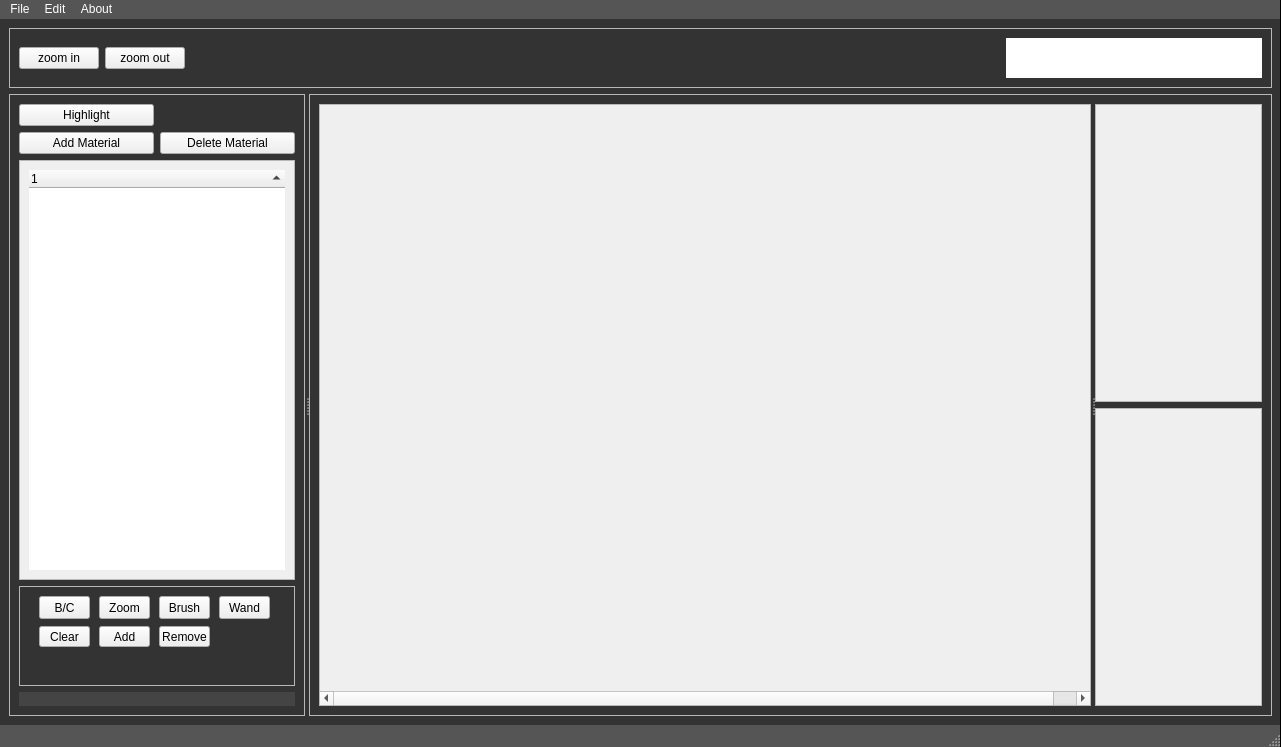
HaukeBartsch/ImageSegmentationEditor, file source/mainwindow.ui: the form before one commit.
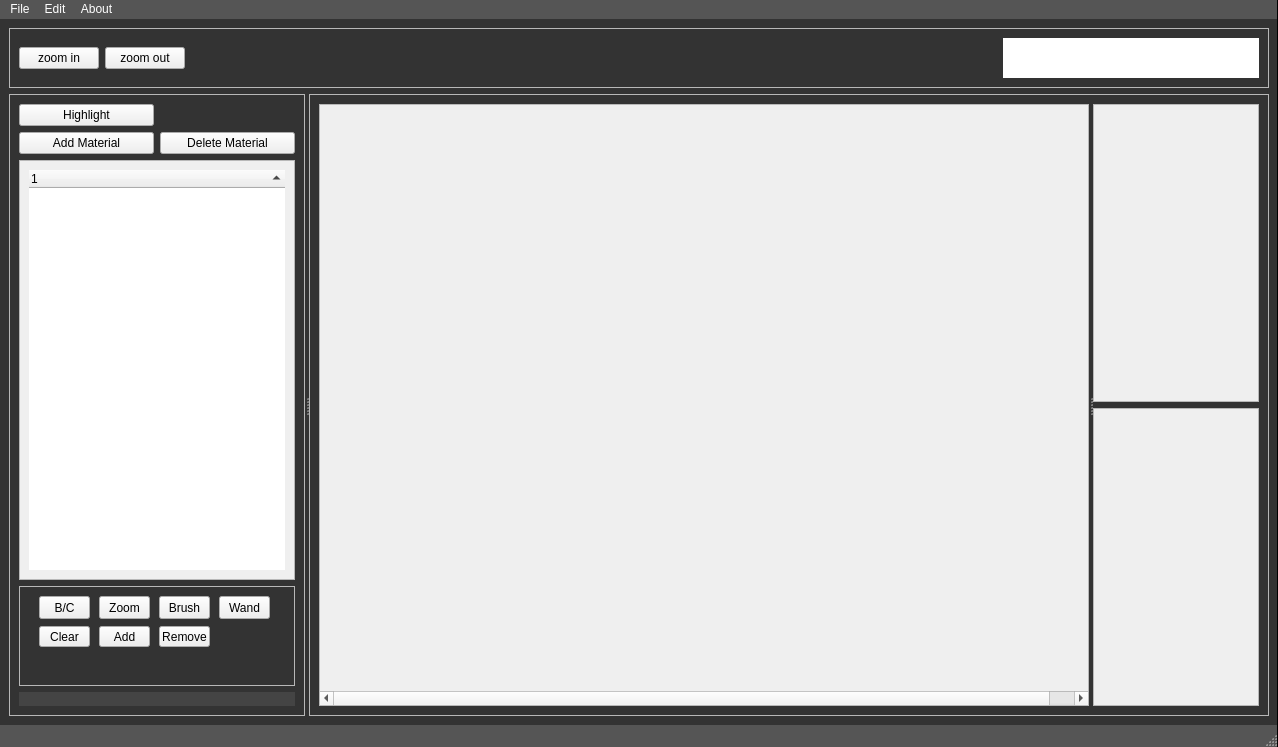
The form after the commit.

The edit to the form file:
```diff
--- a/source/mainwindow.ui
+++ b/source/mainwindow.ui
@@ -6,7 +6,7 @@
    <rect>
     <x>0</x>
     <y>0</y>
-    <width>1281</width>
+    <width>1278</width>
     <height>747</height>
    </rect>
   </property>
@@ -412,7 +412,7 @@
             <property name="geometry">
              <rect>
               <x>0</x>
-              <y>0</y>
+              <y>-15</y>
               <width>794</width>
               <height>576</height>
              </rect>
@@ -482,7 +482,7 @@
     <rect>
      <x>0</x>
      <y>0</y>
-     <width>1281</width>
+     <width>1278</width>
      <height>22</height>
     </rect>
    </property>
@@ -526,7 +526,20 @@
    <addaction name="menuEdit"/>
    <addaction name="menuAbout"/>
   </widget>
-  <widget class="QStatusBar" name="statusbar"/>
+  <widget class="QStatusBar" name="statusbar">
+   <property name="enabled">
+    <bool>true</bool>
+   </property>
+   <property name="sizePolicy">
+    <sizepolicy hsizetype="Preferred" vsizetype="Preferred">
+     <horstretch>0</horstretch>
+     <verstretch>0</verstretch>
+    </sizepolicy>
+   </property>
+   <property name="sizeGripEnabled">
+    <bool>true</bool>
+   </property>
+  </widget>
   <action name="actionLoad_Image">
    <property name="text">
     <string>Load Volume</string>
```
Left out of the diff: 6 changed lines with no effect on the pictures.
